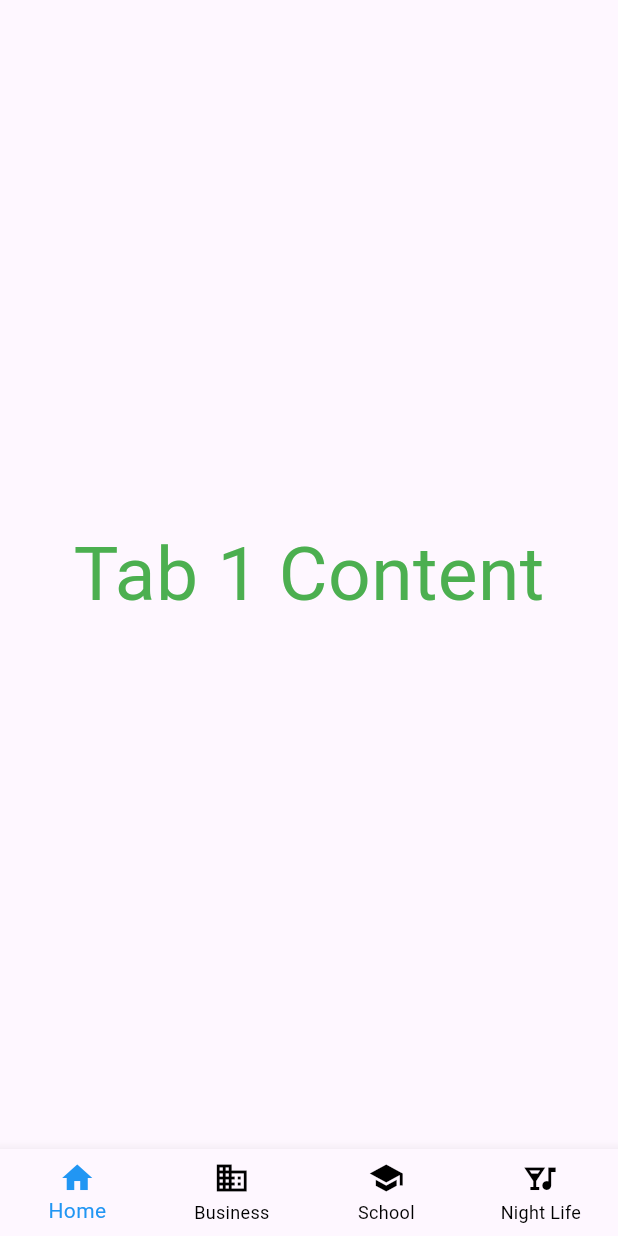
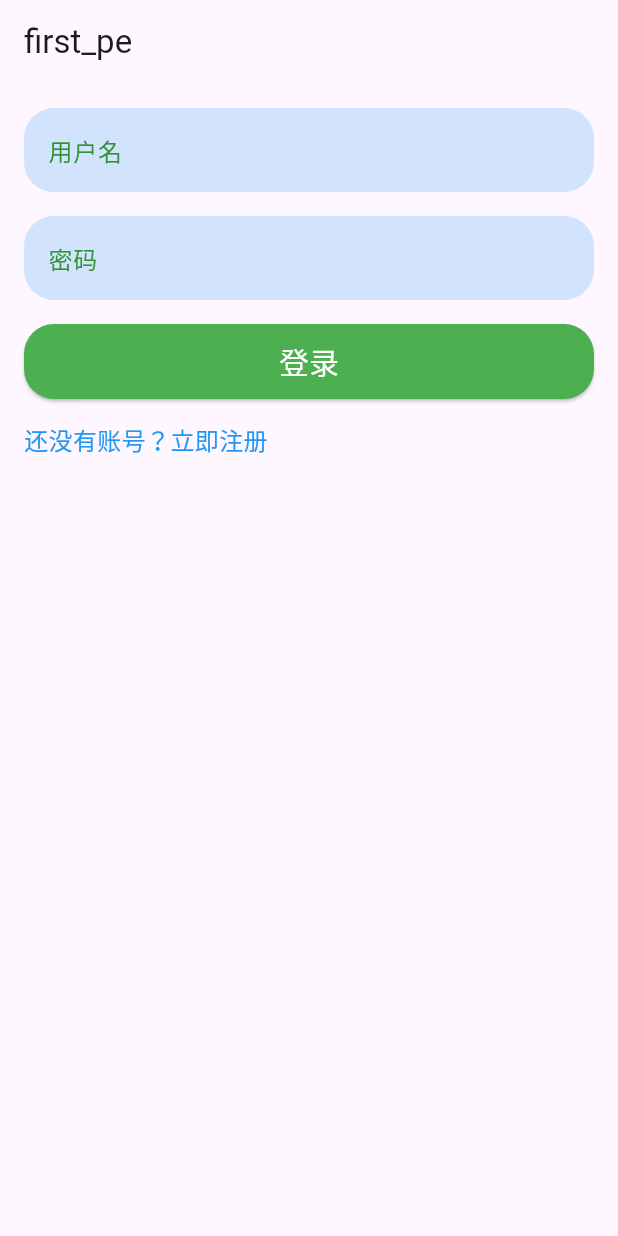
Before and after one commit to lanxiong1122/Flutter-First, a Flutter app: the screen it shows after launch, on a phone screen of 412 x 824 dp. Run offline on Flutter 3.47's test engine with Material 3 defaults, Android fonts, the light colour scheme and no system bars; our stand-ins replace package_info_plus.

Commit message:
新增登录界面，将页面分离

```diff
--- /dev/null
+++ b/lib/home/home_page.dart
@@ -0,0 +1,77 @@
+import 'package:flutter/material.dart';
+
+
+class HomePage extends StatefulWidget {
+   //const HomePage({Key? key, required this.title}) : super(key: key);
+   const HomePage({super.key, required this.title});
+
+  final String title;
+
+  @override
+  HomePageState createState() => HomePageState();
+}
+
+class HomePageState extends State<HomePage> {
+  int _selectedIndex = 0;
+  final List<Widget> _pages = [
+    const Center(child: Text('Tab 1 Content',style: TextStyle(fontSize: 50,color: Colors.green),)),
+    const Center(child: Text('Tab 2 Content')),
+    const Center(child: Text('Tab 3 Content')),
+    const Center(child: Text('Tab 4 Content',style: TextStyle(fontSize: 35,color: Colors.blue),)),
+  ];
+
+  final PageController _pageController = PageController(initialPage: 0);
+
+  void _onItemTapped(int index) {
+    setState(() {
+      _selectedIndex = index;
+      _pageController.jumpToPage(index);
+    });
+  }
+
+  @override
+  Widget build(BuildContext context) {
+    return Scaffold(
+      // appBar: AppBar(
+      //   title: Text(widget.title),
+      // ),
+      body: PageView(
+        controller: _pageController,
+        //physics: const NeverScrollableScrollPhysics(),  // 禁止左后滑动
+        onPageChanged: (int index) {
+          setState(() {
+            _selectedIndex = index;
+          });
+        },
+        children: _pages,
+      ),
+      bottomNavigationBar: BottomNavigationBar(
+        items: const <BottomNavigationBarItem>[
+          BottomNavigationBarItem(
+            icon: Icon(Icons.home),
+            label: 'Home',
+          ),
+          BottomNavigationBarItem(
+            icon: Icon(Icons.business),
+            label: 'Business',
+          ),
+          BottomNavigationBarItem(
+            icon: Icon(Icons.school),
+            label: 'School',
+          ),
+          BottomNavigationBarItem(
+            icon: Icon(Icons.nightlife),
+            label: 'Night Life',
+          ),
+        ],
+        currentIndex: _selectedIndex,
+        selectedItemColor: Colors.blue, // 选中的颜色
+        unselectedItemColor: Colors.black, // 未选中的图标颜色
+        type: BottomNavigationBarType.fixed,
+        showUnselectedLabels: true, // 显示未选中的标签
+        unselectedLabelStyle: TextStyle(color: Colors.black), // 未选中的标签颜色
+        onTap: _onItemTapped,
+      ),
+    );
+  }
+}
--- /dev/null
+++ b/lib/login/login_page.dart
@@ -0,0 +1,147 @@
+import 'package:flutter/foundation.dart';
+import 'package:flutter/material.dart';
+import 'package:package_info_plus/package_info_plus.dart';
+
+
+class LoginPage extends StatefulWidget {
+  //const LoginPage({Key? key}) : super(key: key);
+  const LoginPage({super.key});
+
+  @override
+  LoginPageState createState() => LoginPageState();
+}
+
+class LoginPageState extends State<LoginPage> {
+  final _formKey = GlobalKey<FormState>();
+  String _username = '';
+  String _password = '';
+  String _appName  = '登录';
+
+    @override
+    void initState() {
+        super.initState();
+        _fetchAppName();
+    }
+
+    Future<void> _fetchAppName() async {
+        WidgetsFlutterBinding.ensureInitialized();
+        final PackageInfo packageInfo = await PackageInfo.fromPlatform();
+        // String appName = packageInfo.appName;
+        // String packageName = packageInfo.packageName;
+        // String version = packageInfo.version;
+        // String buildNumber = packageInfo.buildNumber;
+        setState(() {
+            _appName = packageInfo.appName;
+          });
+      }
+
+  @override
+  Widget build(BuildContext context) {
+    return Scaffold(
+      appBar: AppBar(
+        title: Text(_appName),
+      ),
+      body: Padding(
+        padding: const EdgeInsets.all(16.0),
+        child: Form(
+          key: _formKey,
+          child: Column(
+            crossAxisAlignment: CrossAxisAlignment.stretch,
+            children: <Widget>[
+              TextFormField(
+                  decoration: InputDecoration(
+                    labelText: '用户名',
+                    labelStyle: const TextStyle(fontSize: 16, color: Color(0xFF309333)),
+                    //hintText: '用户名',
+                    //hintStyle: const TextStyle(fontSize: 16, color: Color(0xFF309333)),
+                    filled: true, // 设置 filled 为 true 并指定 fillColor 为淡蓝色背景
+                    fillColor: Colors.blue.withOpacity(0.2), // 蓝色背景
+                    border: OutlineInputBorder(
+                      borderRadius: BorderRadius.circular(20), // 圆角
+                      borderSide: BorderSide.none, // 默认无边框
+                    ),
+                    focusedBorder: OutlineInputBorder(
+                      borderRadius: BorderRadius.circular(20), // 圆角
+                      borderSide: const BorderSide(color: Colors.green, width: 2), // 聚焦时的绿色边框
+                    ),
+                  ),
+                validator: (value) {
+                  if (value == null || value.isEmpty) {
+                    return '请输入用户名';
+                  }
+                  return null;
+                },
+                onSaved: (value) =>{
+                  if (value != null) {
+                    _username = value,
+                 }}
+              ),
+              const SizedBox(height: 16),
+              TextFormField(
+                decoration: InputDecoration(
+                  labelText: '密码',
+                  labelStyle: const TextStyle(fontSize: 16, color: Color(0xFF309333)),
+                  //hintText: '用户名',
+                  //hintStyle: const TextStyle(fontSize: 16, color: Color(0xFF309333)),
+                  filled: true, // 设置 filled 为 true 并指定 fillColor 为淡蓝色背景
+                  fillColor: Colors.blue.withOpacity(0.2), // 蓝色背景
+                  border: OutlineInputBorder(
+                    borderRadius: BorderRadius.circular(20), // 圆角
+                    borderSide: BorderSide.none, // 默认无边框
+                  ),
+                  focusedBorder: OutlineInputBorder(
+                    borderRadius: BorderRadius.circular(20), // 圆角
+                    borderSide: const BorderSide(color: Colors.green, width: 2), // 聚焦时的绿色边框
+                  ),
+                ),
+                obscureText: true,
+                validator: (value) {
+                  if (value == null || value.isEmpty) {
+                    return '请输入密码';
+                  }
+                  return null;
+                },
+                onSaved: (value) => _password = value!,
+              ),
+              const SizedBox(height: 16.0),
+              SizedBox(
+                height: 50,
+                child: ElevatedButton(
+                  onPressed: () {
+                    final formState = _formKey.currentState;
+                    if (formState != null && formState.validate()) {
+                      formState.save();
+                      // 这里可以添加处理登录逻辑的地方
+                      if (kDebugMode) {
+                        print('用户名: $_username, 密码: $_password');
+                      }
+                      Navigator.pushReplacementNamed(context,'/home'); // 跳转到首页
+                    }
+                  },
+                  style: ElevatedButton.styleFrom(
+                      backgroundColor: Colors.green,  // 背景颜色
+                      foregroundColor: Colors.orange, // 文本颜色,文本Text的优先
+                      shape: RoundedRectangleBorder(borderRadius: BorderRadius.circular(20)), // 圆角
+                      elevation: 1  // 阴影深度
+                  ),
+                  child: const Text('登录',style: TextStyle(fontSize: 20,color: Colors.white)),
+                ),
+              ),
+              const SizedBox(height: 16.0),
+              GestureDetector(
+                onTap: () {
+                  // 这里可以跳转到注册页面
+                  print('点击了注册');
+                },
+                child: const Text(
+                  '还没有账号？立即注册',
+                  style: TextStyle(fontSize: 16, color: Colors.blue),
+                ),
+              ),
+            ],
+          ),
+        ),
+      ),
+    );
+  }
+}
--- a/lib/main.dart
+++ b/lib/main.dart
@@ -1,3 +1,5 @@
+import 'package:first_pe/home/home_page.dart';
+import 'package:first_pe/login/login_page.dart';
 import 'package:flutter/material.dart';
 
 void main() {
@@ -13,81 +15,12 @@ class MyApp extends StatelessWidget {
       theme: ThemeData(
         primarySwatch: Colors.blue,
       ),
-      home: MyHomePage(title: 'Flutter Bottom Navigation with PageView'),
+      //home: HomePage(title: 'Flutter Bottom Navigation with PageView'),
+      initialRoute: '/',
+      routes: {
+          '/': (context) => const LoginPage(),
+          '/home':(context) => const HomePage(title: "Flutter Bottom Navigation with PageView")
+      },
     );
   }
 }
-
-class MyHomePage extends StatefulWidget {
-  MyHomePage({Key? key, required this.title}) : super(key: key);
-
-  final String title;
-
-  @override
-  _MyHomePageState createState() => _MyHomePageState();
-}
-
-class _MyHomePageState extends State<MyHomePage> {
-  int _selectedIndex = 0;
-  final List<Widget> _pages = [
-    const Center(child: Text('Tab 1 Content',style: TextStyle(fontSize: 50,color: Colors.green),)),
-    const Center(child: Text('Tab 2 Content')),
-    const Center(child: Text('Tab 3 Content')),
-    const Center(child: Text('Tab 4 Content',style: TextStyle(fontSize: 35,color: Colors.blue),)),
-  ];
-
-  final PageController _pageController = PageController(initialPage: 0);
-
-  void _onItemTapped(int index) {
-    setState(() {
-      _selectedIndex = index;
-      _pageController.jumpToPage(index);
-    });
-  }
-
-  @override
-  Widget build(BuildContext context) {
-    return Scaffold(
-      // appBar: AppBar(
-      //   title: Text(widget.title),
-      // ),
-      body: PageView(
-        controller: _pageController,
-        //physics: const NeverScrollableScrollPhysics(),  // 禁止左后滑动
-        onPageChanged: (int index) {
-          setState(() {
-            _selectedIndex = index;
-          });
-        },
-        children: _pages,
-      ),
-      bottomNavigationBar: BottomNavigationBar(
-        items: const <BottomNavigationBarItem>[
-          BottomNavigationBarItem(
-            icon: Icon(Icons.home),
-            label: 'Home',
-          ),
-          BottomNavigationBarItem(
-            icon: Icon(Icons.business),
-            label: 'Business',
-          ),
-          BottomNavigationBarItem(
-            icon: Icon(Icons.school),
-            label: 'School',
-          ),
-          BottomNavigationBarItem(
-            icon: Icon(Icons.nightlife),
-            label: 'Night Life',
-          ),
-        ],
-        currentIndex: _selectedIndex,
-        selectedItemColor: Colors.blue, // 选中的颜色
-        unselectedItemColor: Colors.black, // 未选中的图标颜色
-        type: BottomNavigationBarType.fixed,
-        showUnselectedLabels: true, // 显示未选中的标签
-        unselectedLabelStyle: TextStyle(color: Colors.black), // 未选中的标签颜色
-        onTap: _onItemTapped,
-      ),
-    );
-  }
-}
```
Also changed, not shown: pubspec.yaml (+1 -71 lines), 4 other files.
